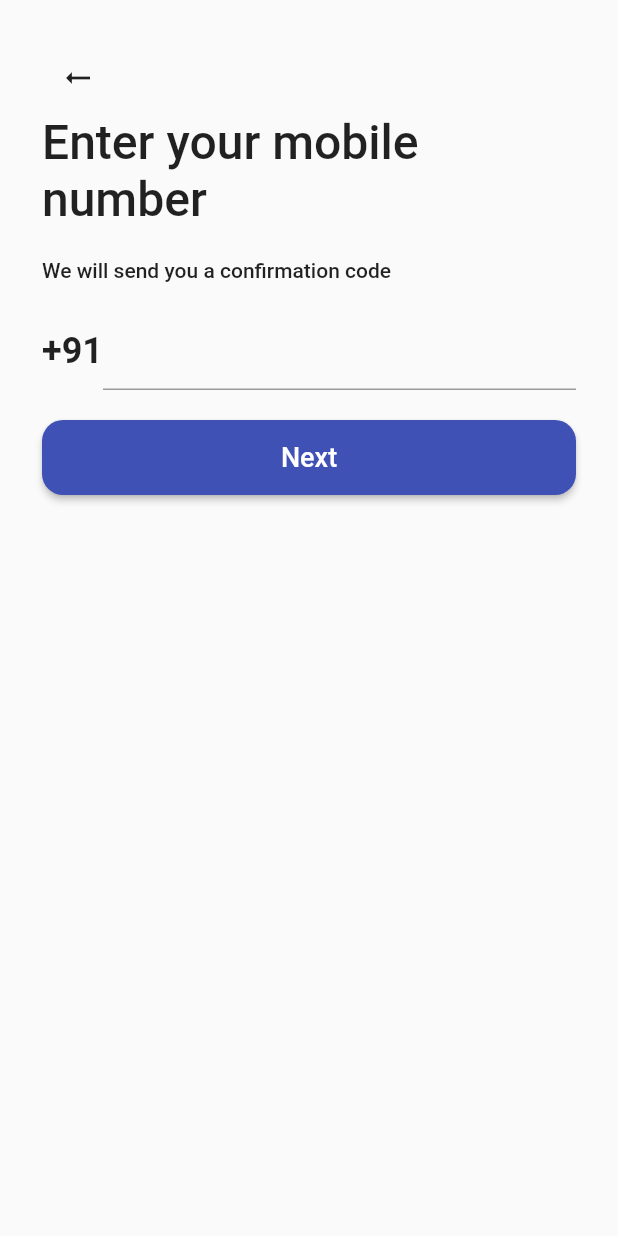
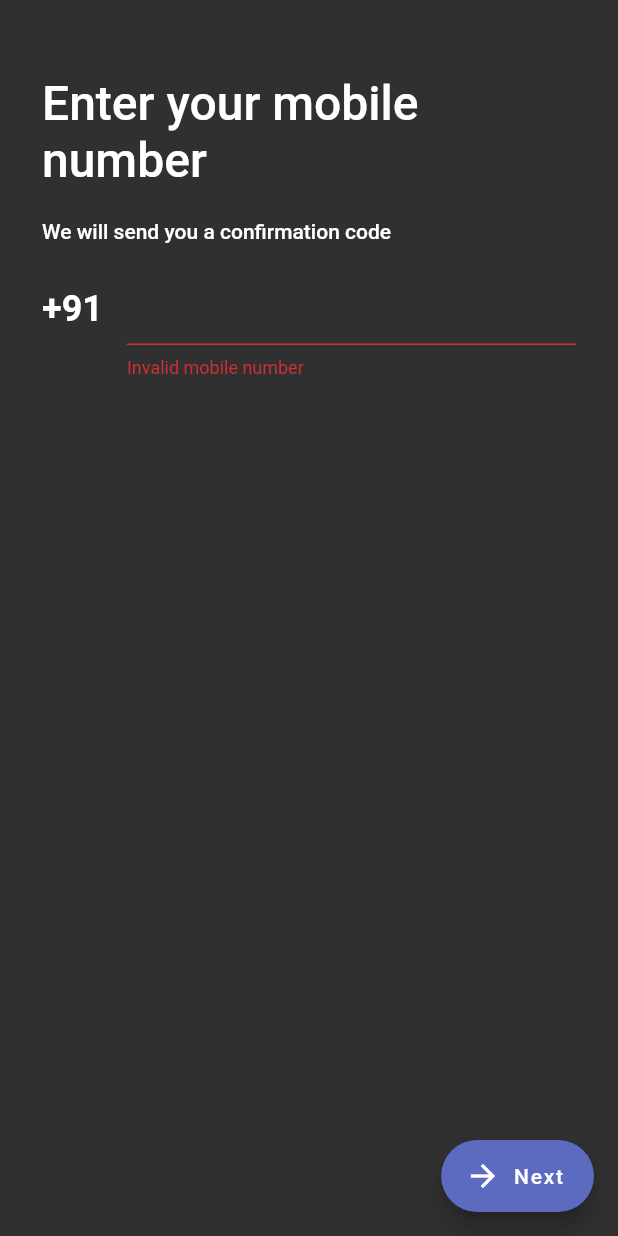
Before and after one commit to devesh2997/consequent_client, a Flutter app: the screen it shows after launch, after a tap on "Next", on a phone screen of 412 x 824 dp. Run offline on Flutter 3.47's test engine with Material 2 defaults, Android fonts, the phone set to English and light mode, and no system bars; our stand-ins replace firebase_core, flutter_secure_storage, get, otp_text_field; missing offline and left inert: dart:ffi; accounts and stored records are empty.

Commit message:
mobile login ui

```diff
--- /dev/null
+++ b/lib/containers/identity_container.dart
@@ -0,0 +1,12 @@
+import 'package:consequent_client/data/repositories/identity_repo.dart';
+import 'package:consequent_client/data/repositories/token_repo.dart';
+import 'package:consequent_client/domain/services/identity_service.dart';
+import 'package:consequent_client/domain/services/token_store.dart';
+
+IdentityService injectIdentityService() {
+  var identityRepo = IdentityRepoImpl();
+  var tokenRepo = TokenRepoImpl();
+  var tokenStore = TokenStoreImpl(tokenRepo);
+
+  return IdentityServiceImpl(repo: identityRepo, tokenStore: tokenStore);
+}
--- a/lib/data/repositories/identity_repo.dart
+++ b/lib/data/repositories/identity_repo.dart
@@ -5,21 +5,21 @@ class IdentityRepoImpl implements IdentityRepo {
   @override
   Future<String> sendOTP(int mobileNumber) {
     // TODO: implement sendOTP
-    return Future.delayed(const Duration(milliseconds: 100))
+    return Future.delayed(const Duration(milliseconds: 2000))
         .then((onValue) => "abc");
   }
 
   @override
   Future<Token> signInWithEmail(String email, String password) {
     // TODO: implement signInWithEmail
-    return Future.delayed(const Duration(milliseconds: 100))
+    return Future.delayed(const Duration(milliseconds: 2000))
         .then((onValue) => Token("test", "test"));
   }
 
   @override
   Future<Token> verifyOTP(String verificationID, int mobileNumber, int otp) {
     // TODO: implement verifyOTP
-    return Future.delayed(const Duration(milliseconds: 100))
+    return Future.delayed(const Duration(milliseconds: 2000))
         .then((onValue) => Token("test", "test"));
   }
 }
--- a/lib/domain/services/exceptions.dart
+++ b/lib/domain/services/exceptions.dart
@@ -2,6 +2,13 @@ class InvalidMobileException implements Exception {
   @override
   String toString() {
     return "Invalid mobile number";
+  }
+}
+
+class InvalidOTPException implements Exception {
+  @override
+  String toString() {
+    return "Invalid OTP";
   }
 }
 
--- a/lib/main.dart
+++ b/lib/main.dart
@@ -1,15 +1,17 @@
+import 'package:consequent_client/presentation/controllers/identity_controller.dart';
+import 'package:consequent_client/presentation/pages/home.dart';
 import 'package:consequent_client/presentation/pages/login.dart';
 import 'package:consequent_client/presentation/pages/splash.dart';
+import 'package:consequent_client/presentation/widgets/hocs/with_login.dart';
 import 'package:flutter/material.dart';
 
 import 'package:firebase_core/firebase_core.dart';
 import 'firebase_options.dart';
+import 'package:get/get.dart';
 
 Future<void> main() async {
   WidgetsFlutterBinding.ensureInitialized();
-  await Firebase.initializeApp(
-    options: DefaultFirebaseOptions.currentPlatform,
-  );
+  Get.put(IdentityController());
   runApp(const MyApp());
 }
 
@@ -29,7 +31,7 @@ class MyApp extends StatelessWidget {
         dividerColor: Colors.white54,
         colorScheme: ColorScheme.fromSwatch(primarySwatch: Colors.indigo)
             .copyWith(
-                secondary: Colors.indigo.shade100,
+                secondary: Colors.indigo.shade600,
                 brightness: Brightness.light),
         highlightColor: Colors.blue,
       ),
@@ -40,11 +42,13 @@ class MyApp extends StatelessWidget {
         dividerColor: Colors.black12,
         colorScheme: ColorScheme.fromSwatch(primarySwatch: Colors.indigo)
             .copyWith(
-                secondary: Colors.indigo.shade900, brightness: Brightness.dark),
+                secondary: Colors.indigo.shade400, brightness: Brightness.dark),
         highlightColor: Colors.pink,
       ),
-      themeMode: ThemeMode.light,
-      home: const Login(),
+      themeMode: ThemeMode.dark,
+      home: WithLogin(
+        const Home(),
+      ),
     );
   }
 }
--- /dev/null
+++ b/lib/presentation/controllers/identity_controller.dart
@@ -0,0 +1,146 @@
+import 'package:consequent_client/containers/identity_container.dart';
+import 'package:consequent_client/domain/services/exceptions.dart';
+import 'package:consequent_client/domain/services/identity_service.dart';
+import 'package:get/get.dart';
+
+class IdentityController extends GetxController {
+  final IdentityService identityService = injectIdentityService();
+
+  final Rx<bool> _isLoggedIn = false.obs;
+  final Rx<bool> _isSendingOTP = false.obs;
+  final Rx<bool> _otpSent = false.obs;
+  final Rx<bool> _isVerifyingOTP = false.obs;
+
+  final Rx<int> _mobileNumber = 0.obs;
+  int _otp = 0;
+  String _verificationID = "";
+
+  final Rx<String> _error = "".obs;
+
+  final Rx<String> _invalidMobileError = "".obs;
+  final Rx<String> _invalidOTPError = "".obs;
+
+  @override
+  void onInit() async {
+    try {
+      var res = await identityService.isLoggedIn();
+      _isLoggedIn.value = res;
+
+      identityService.onLoginStateChanged((loggedIn) {
+        _isLoggedIn.value = loggedIn;
+        if (loggedIn) {
+          _reset();
+        }
+      });
+    } catch (e) {}
+    super.onInit();
+  }
+
+  void onMobileChanged(String mobileNumber) {
+    _invalidMobileError.value = "";
+    _mobileNumber.value = int.tryParse(mobileNumber) ?? 0;
+  }
+
+  void onOTPChanged(String otp) {
+    _invalidOTPError.value = "";
+    _otp = int.tryParse(otp) ?? 0;
+    if (otp.length == 4) {
+      verifyOTP();
+    }
+  }
+
+  void _reset() {
+    _resetErrors();
+    _resetInputs();
+    _resetLoaders();
+    _resetStates();
+  }
+
+  void _resetErrors() {
+    _invalidMobileError.value = "";
+    _error.value = "";
+    _invalidOTPError.value = "";
+  }
+
+  void _resetLoaders() {
+    _isSendingOTP.value = false;
+    _isVerifyingOTP.value = false;
+  }
+
+  void _resetInputs() {
+    _verificationID = "";
+    _mobileNumber.value = 0;
+    _otp = 0;
+  }
+
+  void _resetStates() {
+    _otpSent.value = false;
+  }
+
+  void sendOTP() async {
+    _isSendingOTP.value = true;
+    _resetErrors();
+    try {
+      var verificationID = await identityService.sendOTP(_mobileNumber.value);
+      _verificationID = verificationID;
+      _otpSent.value = true;
+    } on InvalidMobileException catch (e) {
+      _invalidMobileError.value = e.toString();
+    } catch (e) {
+      _error.value = e.toString();
+    }
+
+    _isSendingOTP.value = false;
+  }
+
+  void verifyOTP() async {
+    _isVerifyingOTP.value = true;
+    _resetErrors();
+    try {
+      await identityService.verifyOTP(
+          _verificationID, _mobileNumber.value, _otp);
+    } on InvalidOTPException catch (e) {
+      _invalidOTPError.value = e.toString();
+    } catch (e) {
+      _error.value = e.toString();
+    }
+
+    _isVerifyingOTP.value = false;
+  }
+
+  bool hasOTPBeenSent() {
+    return _otpSent.value;
+  }
+
+  String invalidMobileError() {
+    return _invalidMobileError.value;
+  }
+
+  String invalidOTPError() {
+    return _invalidOTPError.value;
+  }
+
+  bool isSendingOTP() {
+    return _isSendingOTP.value;
+  }
+
+  bool isVerifyingOTP() {
+    return _isVerifyingOTP.value;
+  }
+
+  bool isLoading() {
+    return isSendingOTP() || isVerifyingOTP();
+  }
+
+  int getEnteredMobileNumber() {
+    return _mobileNumber.value;
+  }
+
+  bool isLoggedIn() {
+    return _isLoggedIn.value;
+  }
+
+  void logout() {
+    identityService.logout();
+  }
+}
--- a/lib/presentation/pages/login.dart
+++ b/lib/presentation/pages/login.dart
@@ -1,73 +1,7 @@
-import 'package:consequent_client/presentation/widgets/buttons/rounded_button.dart';
+import 'package:consequent_client/presentation/controllers/identity_controller.dart';
 import 'package:consequent_client/presentation/widgets/texts/heading_1.dart';
 import 'package:consequent_client/presentation/widgets/texts/subtitle.dart';
 import 'package:flutter/material.dart';
-import 'dart:math' as math;
-
-class Login extends StatelessWidget {
-  const Login({Key? key}) : super(key: key);
-
-  @override
-  Widget build(BuildContext context) {
-    return Scaffold(
-      body: Padding(
-        padding: const EdgeInsets.all(28.0),
-        child: Column(
-          crossAxisAlignment: CrossAxisAlignment.start,
-          children: [
-            Row(
-              children: [
-                Transform.rotate(
-                  angle: 180 * math.pi / 180,
-                  child: IconButton(
-                      onPressed: () {},
-                      icon: const Icon(
-                        Icons.arrow_right_alt,
-                      )),
-                )
-              ],
-            ),
-            const Heading1(
-              "Enter your mobile number",
-            ),
-            const Padding(
-              padding: EdgeInsets.fromLTRB(0, 20, 0, 20),
-              child: Subtitle(
-                "We will send you a confirmation code",
-              ),
-            ),
-            Row(
-              mainAxisSize: MainAxisSize.max,
-              children: const [
-                Text(
-                  "+91",
-                  style: TextStyle(
-                    fontWeight: FontWeight.w600,
-                    fontSize: 24,
-                  ),
-                ),
-                Expanded(
-                  child: TextField(
-                    style: TextStyle(
-                      fontWeight: FontWeight.w600,
-                      fontSize: 24,
-                      letterSpacing: 5,
-                    ),
-                  ),
-                ),
-              ],
-            ),
-            const SizedBox(
-              height: 20,
-            ),
-            RoundedButton(
-              isExtended: true,
-              onPressed: () {},
-              ctaText: "Next",
-            ),
-          ],
-        ),
-      ),
-    );
-  }
-}
+import 'package:get/get.dart';
+import 'package:otp_text_field/otp_text_field.dart';
+import 'package:otp_text_field/style.dart';
--- a/lib/presentation/widgets/buttons/rounded_button.dart
+++ b/lib/presentation/widgets/buttons/rounded_button.dart
@@ -3,9 +3,9 @@ import 'package:flutter/material.dart';
 class RoundedButton extends StatelessWidget {
   final void Function() onPressed;
   final String ctaText;
-  bool? isExtended;
+  final bool? isExtended;
 
-  RoundedButton({
+  const RoundedButton({
     Key? key,
     required this.onPressed,
     required this.ctaText,
--- /dev/null
+++ b/lib/presentation/widgets/hocs/with_login.dart
@@ -0,0 +1,151 @@
+import 'package:consequent_client/presentation/controllers/identity_controller.dart';
+import 'package:consequent_client/presentation/widgets/texts/heading_1.dart';
+import 'package:consequent_client/presentation/widgets/texts/subtitle.dart';
+import 'package:flutter/material.dart';
+import 'package:get/get.dart';
+import 'package:otp_text_field/otp_field.dart';
+import 'package:otp_text_field/otp_field_style.dart';
+import 'package:otp_text_field/style.dart';
+
+class WithLogin extends StatelessWidget {
+  final IdentityController _controller = Get.find<IdentityController>();
+  final Widget child;
+  WithLogin(this.child, {Key? key}) : super(key: key);
+
+  @override
+  Widget build(BuildContext context) {
+    return Obx(() => _controller.isLoggedIn() ? child : LoginWithMobile());
+  }
+}
+
+class LoginWithMobile extends StatelessWidget {
+  final IdentityController _controller = Get.find<IdentityController>();
+  LoginWithMobile({Key? key}) : super(key: key);
+
+  @override
+  Widget build(BuildContext context) {
+    return Obx(
+      () => Scaffold(
+        floatingActionButton: FloatingActionButton.extended(
+          onPressed: _controller.hasOTPBeenSent()
+              ? _controller.verifyOTP
+              : _controller.sendOTP,
+          label: Text(
+            _controller.hasOTPBeenSent() ? "Verify OTP" : "Next",
+          ),
+          icon: _controller.isLoading()
+              ? const SizedBox(
+                  width: 24,
+                  height: 24,
+                  child: CircularProgressIndicator(),
+                )
+              : const Icon(
+                  Icons.arrow_forward_sharp,
+                ),
+        ),
+        body: Padding(
+          padding: const EdgeInsets.fromLTRB(28, 50, 28, 50),
+          child: Column(
+            crossAxisAlignment: CrossAxisAlignment.start,
+            children: [
+              getHeading(),
+              getSubtitle(),
+              getInput(context),
+            ],
+          ),
+        ),
+      ),
+    );
+  }
+
+  Widget getInput(BuildContext context) {
+    if (_controller.hasOTPBeenSent()) {
+      return getOTPInput(context);
+    }
+    return getMobileInput();
+  }
+
+  Widget getOTPInput(BuildContext context) {
+    return Column(
+      crossAxisAlignment: CrossAxisAlignment.start,
+      children: [
+        OTPTextField(
+          otpFieldStyle: OtpFieldStyle(
+            borderColor: Theme.of(context).highlightColor,
+            focusBorderColor: Theme.of(context).highlightColor,
+            disabledBorderColor: Theme.of(context).highlightColor,
+            enabledBorderColor: Theme.of(context).highlightColor,
+            errorBorderColor: Colors.red,
+          ),
+          hasError: _controller.invalidOTPError().isNotEmpty,
+          width: MediaQuery.of(context).size.width,
+          length: 4,
+          onChanged: _controller.onOTPChanged,
+          fieldStyle: FieldStyle.box,
+          fieldWidth: 40,
+          style: const TextStyle(
+            fontWeight: FontWeight.w600,
+            fontSize: 24,
+            letterSpacing: 5,
+          ),
+        ),
+        const SizedBox(
+          height: 10,
+        ),
+        Text(
+          _controller.invalidOTPError(),
+          style: const TextStyle(
+            color: Colors.red,
+          ),
+        )
+      ],
+    );
+  }
+
+  Expanded getMobileInput() {
+    return Expanded(
+      child: TextField(
+        keyboardType: TextInputType.number,
+        onChanged: _controller.onMobileChanged,
+        style: const TextStyle(
+          fontWeight: FontWeight.w600,
+          fontSize: 24,
+          letterSpacing: 5,
+        ),
+        decoration: InputDecoration(
+          contentPadding: EdgeInsets.zero,
+          icon: const Text(
+            "+91",
+            style: TextStyle(
+              fontWeight: FontWeight.w600,
+              fontSize: 24,
+            ),
+          ),
+          errorText: _controller.invalidMobileError(),
+        ),
+      ),
+    );
+  }
+
+  Padding getSubtitle() {
+    String text = _controller.hasOTPBeenSent()
+        ? "We have sent an OTP to ${_controller.getEnteredMobileNumber()}"
+        : "We will send you a confirmation code";
+
+    return Padding(
+      padding: const EdgeInsets.fromLTRB(0, 20, 0, 20),
+      child: Subtitle(
+        text,
+      ),
+    );
+  }
+
+  Heading1 getHeading() {
+    String text = _controller.hasOTPBeenSent()
+        ? "Enter OTP sent to your number"
+        : "Enter your mobile number";
+    return Heading1(
+      text,
+    );
+  }
+}
--- a/pubspec.yaml
+++ b/pubspec.yaml
@@ -31,6 +31,8 @@ dependencies:
     sdk: flutter
   firebase_core: ^1.22.0
   flutter_secure_storage: ^6.0.0
+  get:
+  otp_text_field: ^1.1.3
 
 
   # The following adds the Cupertino Icons font to your application.
```
Also changed, not shown: lib/domain/services/identity_service.dart (+13 -6 lines), lib/domain/services/token_store.dart (+13 -2 lines), lib/presentation/pages/home.dart (added, +21 -0 lines), lib/presentation/widgets/buttons/logout_button.dart (added, +18 -0 lines), pubspec.lock, 1 other file.
